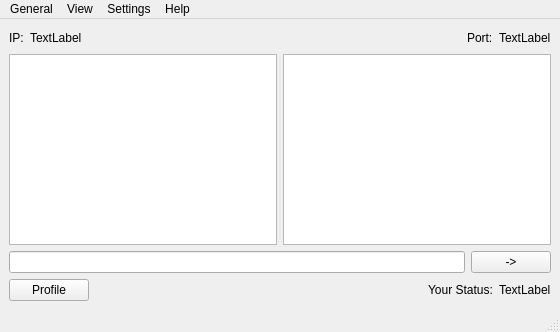
This is TeddyClient/clientwindow.ui in TeddyReady/TeddyChat as Qt 5 draws it before an edit. The edited form follows.
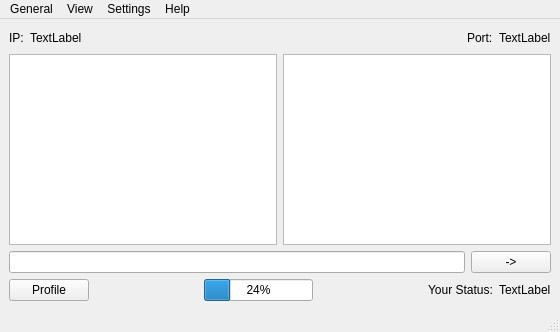
This is the edited form.

```diff
--- a/TeddyClient/clientwindow.ui
+++ b/TeddyClient/clientwindow.ui
@@ -123,19 +123,6 @@
     </item>
     <item row="3" column="0">
      <layout class="QGridLayout" name="gridLayout_3">
-      <item row="0" column="1">
-       <spacer name="horizontalSpacer">
-        <property name="orientation">
-         <enum>Qt::Horizontal</enum>
-        </property>
-        <property name="sizeHint" stdset="0">
-         <size>
-          <width>88</width>
-          <height>17</height>
-         </size>
-        </property>
-       </spacer>
-      </item>
       <item row="0" column="0">
        <widget class="QPushButton" name="profileButton">
         <property name="text">
@@ -143,20 +130,53 @@
         </property>
        </widget>
       </item>
-      <item row="0" column="3">
-       <widget class="QLabel" name="labelStatus">
-        <property name="text">
-         <string>TextLabel</string>
+      <item row="0" column="1">
+       <spacer name="horizontalSpacer">
+        <property name="orientation">
+         <enum>Qt::Horizontal</enum>
         </property>
-       </widget>
+        <property name="sizeHint" stdset="0">
+         <size>
+          <width>78</width>
+          <height>17</height>
+         </size>
+        </property>
+       </spacer>
       </item>
       <item row="0" column="2">
+       <widget class="QProgressBar" name="loadProgress">
+        <property name="value">
+         <number>24</number>
+        </property>
+       </widget>
+      </item>
+      <item row="0" column="3">
+       <spacer name="horizontalSpacer_3">
+        <property name="orientation">
+         <enum>Qt::Horizontal</enum>
+        </property>
+        <property name="sizeHint" stdset="0">
+         <size>
+          <width>40</width>
+          <height>20</height>
+         </size>
+        </property>
+       </spacer>
+      </item>
+      <item row="0" column="4">
        <widget class="QLabel" name="label">
         <property name="text">
          <string>Your Status:</string>
         </property>
        </widget>
       </item>
+      <item row="0" column="5">
+       <widget class="QLabel" name="labelStatus">
+        <property name="text">
+         <string>TextLabel</string>
+        </property>
+       </widget>
+      </item>
      </layout>
     </item>
    </layout>
```
